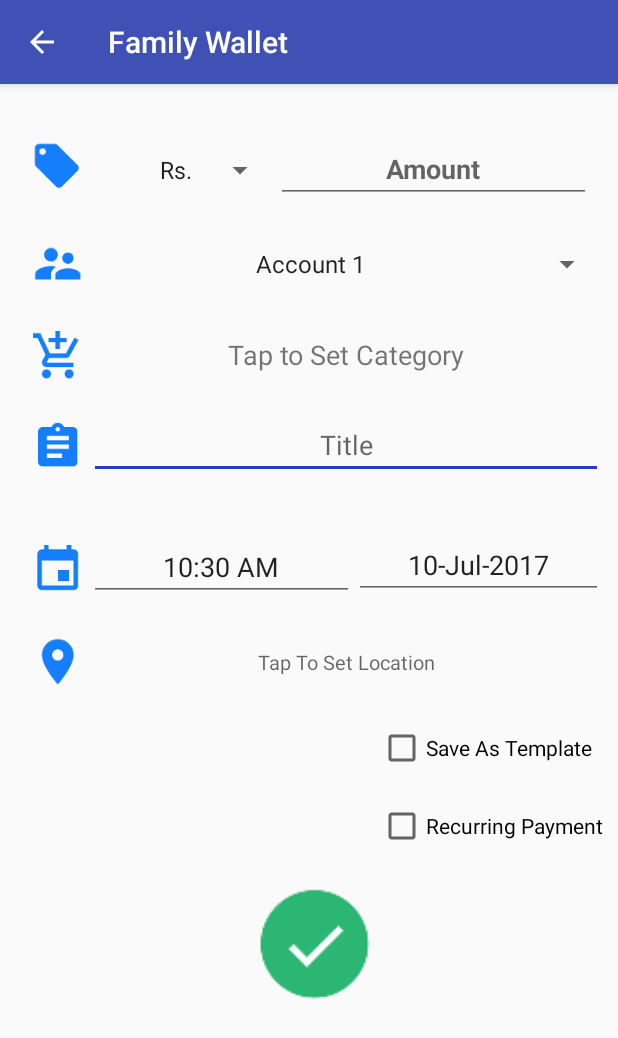
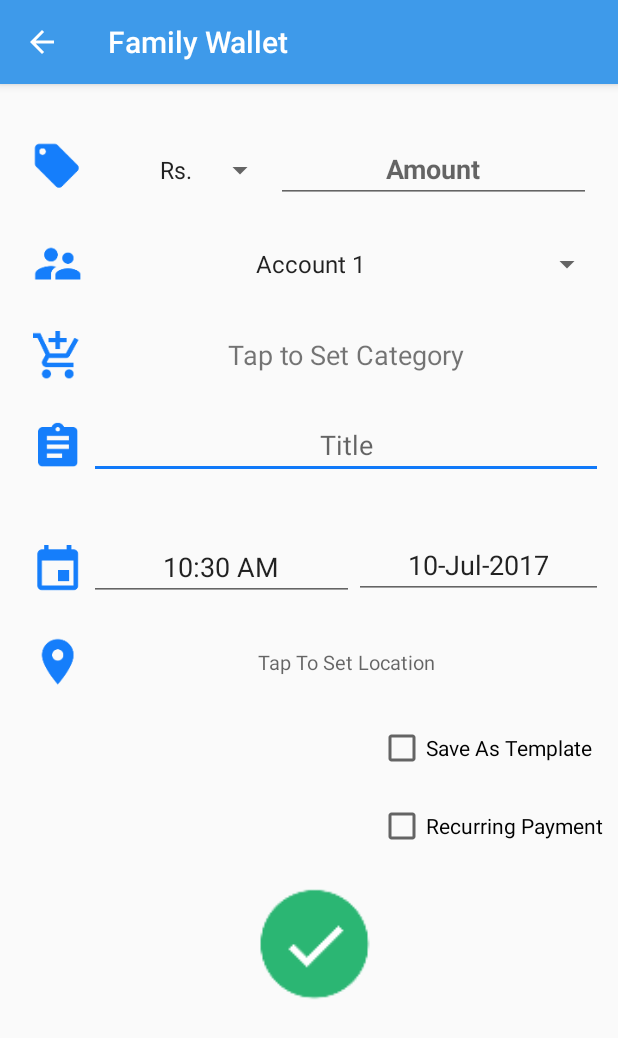
Before and after one commit to harith97/FamilyWallet, an Android app: the AddTransaction screen opened directly, with no data from a screen before it, on a phone screen of 412 x 824 dp. Shown: the top 1038 px of the screen. Run offline under Robolectric (Android 15) with nearby library versions, the phone set to English and light mode, and no system bars; our stand-ins replace Firebase (no records; nobody signed in at launch, a user with empty details on screens opened directly).

Commit message:
7/10 6.52p.m

```diff
--- a/app/src/main/AndroidManifest.xml
+++ b/app/src/main/AndroidManifest.xml
@@ -169,7 +169,7 @@
             </intent-filter>
         </activity>
 
-        <activity android:name=".transaction.add_transaction"
+        <activity android:name=".transaction.AddTransaction"
             android:screenOrientation="portrait"
             android:parentActivityName=".Dashboard">
             <intent-filter>
@@ -182,10 +182,10 @@
             </intent-filter>
         </activity>
         <activity
-            android:name=".transaction.transaction_category"
+            android:name=".transaction.TransactionCategory"
             android:screenOrientation="portrait"
             android:theme="@style/AppTheme.NoActionBar"
-            android:parentActivityName=".transaction.add_transaction">
+            android:parentActivityName=".transaction.AddTransaction">
 
             <intent-filter>
                 <action android:name="ccpe001.familywallet.transaction.transaction_category" />
@@ -193,7 +193,7 @@
                 <category android:name="android.intent.category.DEFAULT" />
                 <meta-data
                     android:name="android.support.PARENT_ACTIVITY"
-                    android:value=".ccpe001.familywallet.transaction.add_transaction"/>
+                    android:value=".ccpe001.familywallet.transaction.AddTransaction"/>
             </intent-filter>
 
         </activity>
--- a/app/src/main/java/ccpe001/familywallet/admin/Notification.java
+++ b/app/src/main/java/ccpe001/familywallet/admin/Notification.java
@@ -13,8 +13,7 @@ import android.support.v7.app.NotificationCompat;
 import android.util.Log;
 import ccpe001.familywallet.Dashboard;
 import ccpe001.familywallet.R;
-import ccpe001.familywallet.Splash;
-import ccpe001.familywallet.transaction.add_transaction;
+import ccpe001.familywallet.transaction.AddTransaction;
 
 import java.util.Calendar;
 
@@ -52,7 +51,7 @@ public class Notification {
 
     public void statusIcon(Context c){
         //displaing status icon
-        PendingIntent addExpense = PendingIntent.getActivity(c,PERMENT_NOT,new Intent(c, add_transaction.class).putExtra("transactionType","Expense"),PERMENT_NOT);//update here
+        PendingIntent addExpense = PendingIntent.getActivity(c,PERMENT_NOT,new Intent(c, AddTransaction.class).putExtra("transactionType","Expense"),PERMENT_NOT);//update here
         PendingIntent scanBill = PendingIntent.getActivity(c,PERMENT_NOT,new Intent(c,SignUp.class),PERMENT_NOT);//update here
         notification = new android.app.Notification.Builder(c)
                 .setContentTitle("Family Wallet")
--- a/app/src/main/java/ccpe001/familywallet/transaction/add_transaction.java
+++ b/app/src/main/java/ccpe001/familywallet/transaction/AddTransaction.java
@@ -27,7 +27,7 @@ import java.util.regex.Matcher;
 import java.util.regex.Pattern;
 import ccpe001.familywallet.R;
 
-public class add_transaction extends AppCompatActivity {
+public class AddTransaction extends AppCompatActivity {
 
 
     private TextView txtLocation,txtCategory;
@@ -126,7 +126,7 @@ public class add_transaction extends AppCompatActivity {
                 currencyIndex = spinCurrency.getSelectedItemPosition();
                 accountIndex = spinCurrency.getSelectedItemPosition();
                 location = txtLocation.getText().toString();
-                Intent intent = new Intent(add_transaction.this,ccpe001.familywallet.transaction.transaction_category.class);
+                Intent intent = new Intent(AddTransaction.this,TransactionCategory.class);
                 intent.putExtra("title",title);
                 intent.putExtra("amount",amount);
                 intent.putExtra("date",date);
--- a/app/src/main/java/ccpe001/familywallet/transaction/CategoryTab01.java
+++ b/app/src/main/java/ccpe001/familywallet/transaction/CategoryTab01.java
@@ -66,7 +66,7 @@ public class CategoryTab01 extends Fragment {
 
                 String category = itemname[+position];
                 String categoryID = Integer.toString(imgid[+position]);
-                Intent intent = new Intent("ccpe001.familywallet.add_transaction");
+                Intent intent = new Intent("ccpe001.familywallet.AddTransaction");
                 intent.putExtra("categoryName",category);
                 intent.putExtra("categoryID",categoryID);
                 intent.putExtra("title",title);
--- a/app/src/main/java/ccpe001/familywallet/transaction/CategoryTab02.java
+++ b/app/src/main/java/ccpe001/familywallet/transaction/CategoryTab02.java
@@ -65,7 +65,7 @@ public class CategoryTab02 extends Fragment {
 
                 String category = itemname[+position];
                 String categoryID = Integer.toString(imgid[+position]);
-                Intent intent = new Intent("ccpe001.familywallet.add_transaction");
+                Intent intent = new Intent("ccpe001.familywallet.AddTransaction");
                 intent.putExtra("categoryName",category);
                 intent.putExtra("categoryID",categoryID);
                 intent.putExtra("title",title);
--- a/app/src/main/java/ccpe001/familywallet/transaction/Temp_Data.java
+++ b/app/src/main/java/ccpe001/familywallet/transaction/TempData.java
@@ -6,7 +6,7 @@ import ccpe001.familywallet.R;
  * Created by Knight on 5/30/2017.
  */
 
-public class Temp_Data {
+public class TempData {
 
     final String[] Title = {
             "Lunch",
--- a/app/src/main/java/ccpe001/familywallet/transaction/transaction_category.java
+++ b/app/src/main/java/ccpe001/familywallet/transaction/TransactionCategory.java
@@ -19,7 +19,7 @@ import android.widget.ListView;
 
 import ccpe001.familywallet.R;
 
-public class transaction_category extends AppCompatActivity {
+public class TransactionCategory extends AppCompatActivity {
 
 
     private SectionsPagerAdapter mSectionsPagerAdapter;
--- a/app/src/main/java/ccpe001/familywallet/transaction/Transaction_main.java
+++ b/app/src/main/java/ccpe001/familywallet/transaction/TransactionMain.java
@@ -40,7 +40,7 @@ import ccpe001.familywallet.R;
 /**
  * A simple {@link Fragment} subclass.
  */
-public class Transaction_main extends Fragment {
+public class TransactionMain extends Fragment {
 
     ListView list;
     FloatingActionButton fab_income, fab_expense,fab_main;
@@ -50,7 +50,7 @@ public class Transaction_main extends Fragment {
     String categoryID, categoryName, title, date, amount;
     private DatabaseReference mDatabase;
 
-    public Transaction_main() {
+    public TransactionMain() {
         // Required empty public constructor
     }
 
@@ -190,7 +190,7 @@ public class Transaction_main extends Fragment {
                     fab_income.setOnClickListener(new View.OnClickListener() {
                         @Override
                         public void onClick(View v) {
-                            Intent intent = new Intent("ccpe001.familywallet.add_transaction");
+                            Intent intent = new Intent("ccpe001.familywallet.AddTransaction");
                             intent.putExtra("transactionType","Income");
                             startActivity(intent);
                         }
@@ -198,7 +198,7 @@ public class Transaction_main extends Fragment {
                     fab_expense.setOnClickListener(new View.OnClickListener() {
                         @Override
                         public void onClick(View v) {
-                            Intent intent = new Intent("ccpe001.familywallet.add_transaction");
+                            Intent intent = new Intent("ccpe001.familywallet.AddTransaction");
                             intent.putExtra("transactionType","Expense");
                             startActivity(intent);
                         }
--- a/app/src/main/res/drawable/bg_key.xml
+++ b/app/src/main/res/drawable/bg_key.xml
@@ -1,7 +1,8 @@
 <?xml version="1.0" encoding="utf-8"?>
 <selector xmlns:android="http://schemas.android.com/apk/res/android">
-    <item
-        android:state_selected="true"
-        android:drawable="@color/pressed_color"/>
+
+    <item android:state_activated="true" android:drawable="@color/lightBlue" />=
+    <item android:state_pressed="true" android:drawable="@color/DarkerBlue" />
+    <item android:drawable="@android:color/transparent" />
 
 </selector>
--- a/app/src/main/res/layout/category_tab01.xml
+++ b/app/src/main/res/layout/category_tab01.xml
@@ -6,7 +6,7 @@
     android:paddingLeft="@dimen/activity_horizontal_margin"
     android:paddingRight="@dimen/activity_horizontal_margin"
     android:paddingTop="@dimen/activity_vertical_margin"
-    tools:context="ccpe001.familywallet.transaction.transaction_category$PlaceholderFragment">
+    tools:context="ccpe001.familywallet.transaction.TransactionCategory$PlaceholderFragment">
 
     <GridView
         android:id="@+id/tab01_list"
--- a/app/src/main/res/layout/category_tab02.xml
+++ b/app/src/main/res/layout/category_tab02.xml
@@ -6,7 +6,7 @@
     android:paddingLeft="@dimen/activity_horizontal_margin"
     android:paddingRight="@dimen/activity_horizontal_margin"
     android:paddingTop="@dimen/activity_vertical_margin"
-    tools:context="ccpe001.familywallet.transaction.transaction_category$PlaceholderFragment">
+    tools:context="ccpe001.familywallet.transaction.TransactionCategory$PlaceholderFragment">
 
     <GridView
         android:id="@+id/tab02_list"
--- a/app/src/main/res/layout/category_tab03.xml
+++ b/app/src/main/res/layout/category_tab03.xml
@@ -6,7 +6,7 @@
     android:paddingLeft="@dimen/activity_horizontal_margin"
     android:paddingRight="@dimen/activity_horizontal_margin"
     android:paddingTop="@dimen/activity_vertical_margin"
-    tools:context="ccpe001.familywallet.transaction.transaction_category$PlaceholderFragment">
+    tools:context="ccpe001.familywallet.transaction.TransactionCategory$PlaceholderFragment">
 
     <GridView
         android:id="@+id/tab03_list"
--- a/app/src/main/res/layout/transaction_category.xml
+++ b/app/src/main/res/layout/transaction_category.xml
@@ -6,7 +6,7 @@
     android:layout_width="match_parent"
     android:layout_height="match_parent"
     android:fitsSystemWindows="true"
-    tools:context="ccpe001.familywallet.transaction.transaction_category">
+    tools:context="ccpe001.familywallet.transaction.TransactionCategory">
 
     <android.support.design.widget.AppBarLayout
         android:id="@+id/appbar"
--- a/app/src/main/res/layout/transaction_list.xml
+++ b/app/src/main/res/layout/transaction_list.xml
@@ -18,7 +18,8 @@
             android:id="@+id/layout2"
             android:layout_width="match_parent"
             android:layout_height="wrap_content"
-            android:background="?android:attr/activatedBackgroundIndicator">
+            android:background="?android:attr/activatedBackgroundIndicator"
+            android:drawable="@android:color/transparent">
 
             <TextView
                 android:id="@+id/txtTitle"
--- a/app/src/main/res/layout/transaction_main.xml
+++ b/app/src/main/res/layout/transaction_main.xml
@@ -6,7 +6,7 @@
     android:layout_height="match_parent"
     android:background="#F0F4F5"
     android:orientation="horizontal"
-    tools:context="ccpe001.familywallet.transaction.Transaction_main">
+    tools:context="ccpe001.familywallet.transaction.TransactionMain">
 
     <ListView
         android:id="@+id/transactionList"
--- a/app/src/main/res/menu/menu_transaction_category.xml
+++ b/app/src/main/res/menu/menu_transaction_category.xml
@@ -1,7 +1,7 @@
 <menu xmlns:android="http://schemas.android.com/apk/res/android"
     xmlns:app="http://schemas.android.com/apk/res-auto"
     xmlns:tools="http://schemas.android.com/tools"
-    tools:context="ccpe001.familywallet.transaction.transaction_category">
+    tools:context="ccpe001.familywallet.transaction.TransactionCategory">
     <item
         android:id="@+id/action_settings"
         android:orderInCategory="100"
--- a/app/src/main/res/values/colors.xml
+++ b/app/src/main/res/values/colors.xml
@@ -1,11 +1,13 @@
 <?xml version="1.0" encoding="utf-8"?>
 <resources>
-    <color name="colorPrimary">#3f51b5</color>
-    <color name="colorPrimaryDark">#303F9F</color>
-    <color name="colorAccent">#2a3cc6</color>
+    <color name="colorPrimary">#3e9aea</color>
+    <color name="colorPrimaryDark">#1e79e9</color>
+    <color name="colorAccent">#1079f9</color>
     <color name="pressed_color">#4d90fe</color>
     <color name="default_color">#ffffff</color>
     <color name="income">#249726</color>
     <color name="expense">#d62121</color>
+    <color name="lightBlue">#5400ddff</color>
+    <color name="DarkerBlue">#c000ddff</color>
 
 </resources>
--- a/app/src/main/res/values/styles.xml
+++ b/app/src/main/res/values/styles.xml
@@ -6,6 +6,7 @@
         <item name="colorPrimary">@color/colorPrimary</item>
         <item name="colorPrimaryDark">@color/colorPrimaryDark</item>
         <item name="colorAccent">@color/colorAccent</item>
+        <item name="android:activatedBackgroundIndicator">@drawable/bg_key</item>
     </style>
 
     <style name="AppTheme.NoActionBar">
@@ -19,5 +20,5 @@
 
     <style name="Theme.Material.NoActionBar.Light.NoActionBar.TestTheme" parent="android:Theme.Material.NoActionBar" />
 
-    <color name="blue">#009FE3</color>
+
 </resources>
```
Also changed, not shown: app/src/main/java/ccpe001/familywallet/Dashboard.java (+5 -32 lines).
